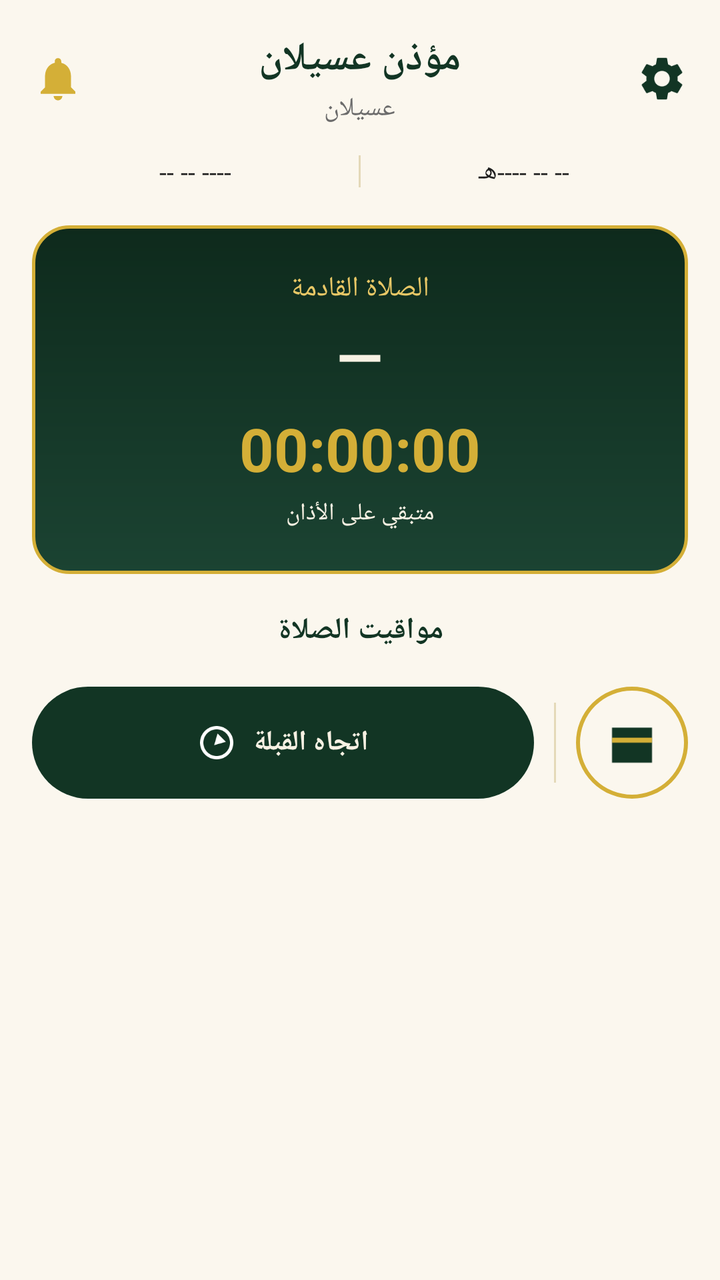
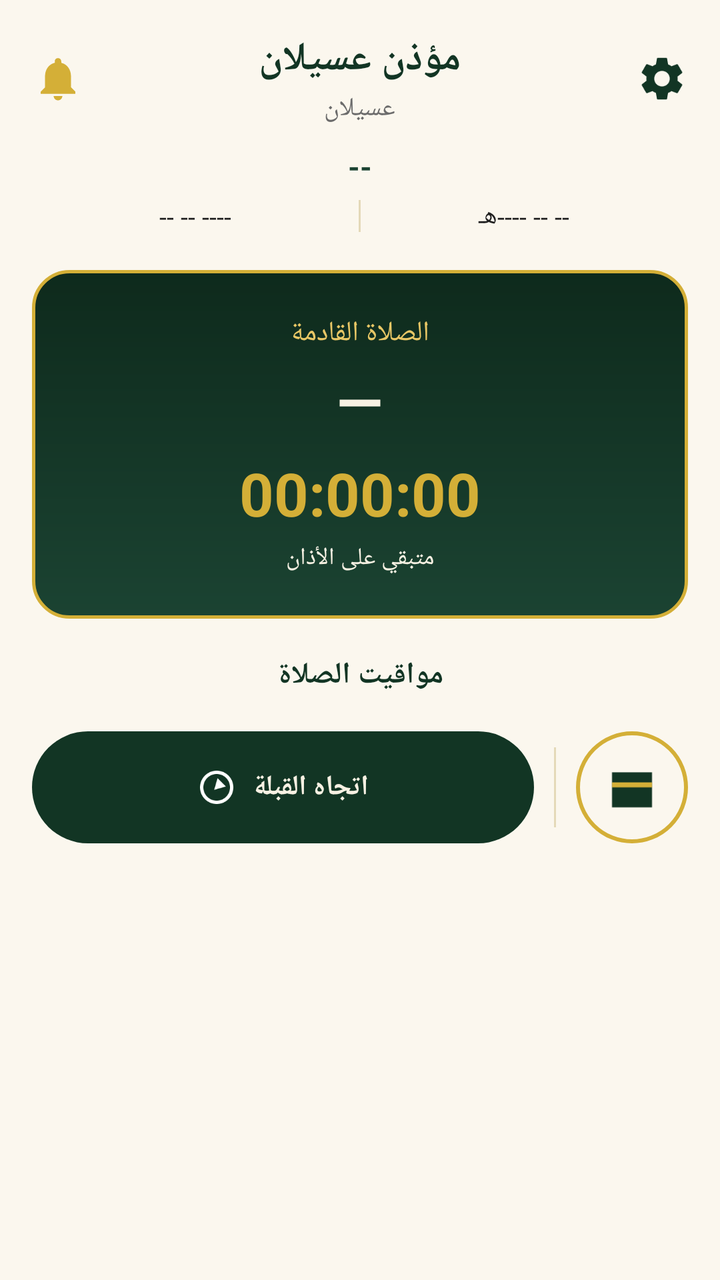

Compare the two renders of this Android layout. The source of the first and the diff that turns it into the second are given below.
<!-- AndroidManifest.xml: application theme Theme.MuazinAseelan -->
<!-- res/layout/fragment_home.xml -->
<?xml version="1.0" encoding="utf-8"?>
<ScrollView xmlns:android="http://schemas.android.com/apk/res/android"
    xmlns:app="http://schemas.android.com/apk/res-auto"
    android:layout_width="match_parent"
    android:layout_height="match_parent"
    android:background="@color/cream"
    android:fillViewport="true">

    <LinearLayout
        android:layout_width="match_parent"
        android:layout_height="wrap_content"
        android:orientation="vertical"
        android:padding="16dp">

        
        <RelativeLayout
            android:layout_width="match_parent"
            android:layout_height="wrap_content">

            <ImageView
                android:id="@+id/btn_bell"
                android:layout_width="26dp"
                android:layout_height="26dp"
                android:layout_alignParentStart="true"
                android:layout_centerVertical="true"
                android:src="@drawable/ic_bell" />

            <ImageView
                android:id="@+id/btn_settings"
                android:layout_width="26dp"
                android:layout_height="26dp"
                android:layout_alignParentEnd="true"
                android:layout_centerVertical="true"
                android:src="@drawable/ic_settings"
                app:tint="@color/olive_dark" />

            <LinearLayout
                android:layout_width="wrap_content"
                android:layout_height="wrap_content"
                android:layout_centerHorizontal="true"
                android:gravity="center"
                android:orientation="vertical">

                <TextView
                    android:layout_width="wrap_content"
                    android:layout_height="wrap_content"
                    android:text="@string/app_name"
                    android:textColor="@color/olive_dark"
                    android:textSize="20sp"
                    android:textStyle="bold" />

                <TextView
                    android:layout_width="wrap_content"
                    android:layout_height="wrap_content"
                    android:layout_marginTop="2dp"
                    android:text="@string/location_name"
                    android:textColor="@color/text_gray"
                    android:textSize="13sp" />
            </LinearLayout>

        </RelativeLayout>

        
        <LinearLayout
            android:layout_width="match_parent"
            android:layout_height="wrap_content"
            android:layout_marginTop="14dp"
            android:gravity="center"
            android:orientation="horizontal">

            <TextView
                android:id="@+id/text_gregorian_date"
                android:layout_width="0dp"
                android:layout_height="wrap_content"
                android:layout_weight="1"
                android:gravity="center"
                android:text="-- -- ----"
                android:textColor="@color/text_dark"
                android:textSize="13sp" />

            <View
                android:layout_width="1dp"
                android:layout_height="16dp"
                android:background="@color/card_stroke" />

            <TextView
                android:id="@+id/text_hijri_date"
                android:layout_width="0dp"
                android:layout_height="wrap_content"
                android:layout_weight="1"
                android:gravity="center"
                android:text="-- -- ----هـ"
                android:textColor="@color/text_dark"
                android:textSize="13sp" />
        </LinearLayout>

        
        <LinearLayout
            android:layout_width="match_parent"
            android:layout_height="wrap_content"
            android:layout_marginTop="18dp"
            android:background="@drawable/bg_next_prayer_card"
            android:gravity="center"
            android:orientation="vertical"
            android:paddingVertical="22dp">

            <TextView
                android:layout_width="wrap_content"
                android:layout_height="wrap_content"
                android:text="@string/next_prayer_title"
                android:textColor="@color/gold_light"
                android:textSize="14sp" />

            <TextView
                android:id="@+id/text_next_prayer_name"
                android:layout_width="wrap_content"
                android:layout_height="wrap_content"
                android:layout_marginTop="4dp"
                android:text="—"
                android:textColor="@color/off_white"
                android:textSize="30sp"
                android:textStyle="bold" />

            <TextView
                android:id="@+id/text_countdown"
                android:layout_width="wrap_content"
                android:layout_height="wrap_content"
                android:layout_marginTop="6dp"
                android:text="00:00:00"
                android:textColor="@color/gold"
                android:textSize="30sp"
                android:textStyle="bold" />

            <TextView
                android:layout_width="wrap_content"
                android:layout_height="wrap_content"
                android:layout_marginTop="4dp"
                android:text="@string/time_remaining"
                android:textColor="@color/off_white"
                android:textSize="12sp" />

        </LinearLayout>

        
        <TextView
            android:layout_width="wrap_content"
            android:layout_height="wrap_content"
            android:layout_gravity="center"
            android:layout_marginTop="18dp"
            android:layout_marginBottom="10dp"
            android:text="@string/prayer_times_section"
            android:textColor="@color/olive_dark"
            android:textSize="15sp"
            android:textStyle="bold" />

        <LinearLayout
            android:id="@+id/prayer_list_container"
            android:layout_width="match_parent"
            android:layout_height="wrap_content"
            android:orientation="vertical" />

        
        <LinearLayout
            android:layout_width="match_parent"
            android:layout_height="wrap_content"
            android:layout_marginTop="8dp"
            android:gravity="center_vertical"
            android:orientation="horizontal">

            <LinearLayout
                android:id="@+id/btn_qibla_shortcut"
                android:layout_width="0dp"
                android:layout_height="56dp"
                android:layout_weight="1"
                android:background="@drawable/bg_qibla_button"
                android:gravity="center"
                android:orientation="horizontal">

                <ImageView
                    android:layout_width="20dp"
                    android:layout_height="20dp"
                    android:src="@drawable/ic_qibla" />

                <TextView
                    android:layout_width="wrap_content"
                    android:layout_height="wrap_content"
                    android:layout_marginStart="8dp"
                    android:text="@string/qibla_direction"
                    android:textColor="@color/off_white"
                    android:textStyle="bold" />
            </LinearLayout>

            <View
                android:layout_width="1dp"
                android:layout_height="40dp"
                android:layout_marginHorizontal="10dp"
                android:background="@color/card_stroke" />

            <FrameLayout
                android:layout_width="56dp"
                android:layout_height="56dp"
                android:background="@drawable/bg_kaaba_circle">

                <ImageView
                    android:layout_width="30dp"
                    android:layout_height="30dp"
                    android:layout_gravity="center"
                    android:src="@drawable/ic_kaaba" />
            </FrameLayout>

        </LinearLayout>

        <View
            android:layout_width="match_parent"
            android:layout_height="24dp" />

    </LinearLayout>
</ScrollView>
<!-- resources referenced by this layout -->
<resources>
  <color name="card_stroke">#E4D9B8</color>
  <color name="cream">#FBF7EE</color>
  <color name="gold">#D4AF37</color>
  <color name="gold_light">#E8C766</color>
  <color name="off_white">#F7F1E3</color>
  <color name="olive_dark">#123524</color>
  <color name="text_dark">#1E1E1E</color>
  <color name="text_gray">#6B6B6B</color>
  <!-- drawable bg_kaaba_circle (drawable) -->
  <?xml version="1.0" encoding="utf-8"?>
  <shape xmlns:android="http://schemas.android.com/apk/res/android" android:shape="oval">
      <solid android:color="#FBF7EE"/>
      <stroke android:width="2dp" android:color="#D4AF37"/>
  </shape>
  <!-- drawable bg_next_prayer_card (drawable) -->
  <?xml version="1.0" encoding="utf-8"?>
  <shape xmlns:android="http://schemas.android.com/apk/res/android">
      <corners android:radius="18dp"/>
      <gradient android:startColor="#1B4332" android:endColor="#0E2A1C" android:angle="90"/>
      <stroke android:width="1.5dp" android:color="#D4AF37"/>
  </shape>
  <!-- drawable bg_qibla_button (drawable) -->
  <?xml version="1.0" encoding="utf-8"?>
  <shape xmlns:android="http://schemas.android.com/apk/res/android">
      <corners android:radius="28dp"/>
      <solid android:color="#123524"/>
  </shape>
  <!-- drawable ic_bell (drawable) -->
  <vector xmlns:android="http://schemas.android.com/apk/res/android"
      android:width="20dp" android:height="20dp" android:viewportWidth="24" android:viewportHeight="24">
      <path android:fillColor="#D4AF37" android:pathData="M12,22c1.1,0 2,-0.9 2,-2h-4c0,1.1 0.89,2 2,2zM18,16v-5c0,-3.07 -1.64,-5.64 -4.5,-6.32L13.5,4c0,-0.83 -0.67,-1.5 -1.5,-1.5s-1.5,0.67 -1.5,1.5v0.68C7.63,5.36 6,7.92 6,11v5l-2,2v1h16v-1l-2,-2z"/>
  </vector>
  <!-- drawable ic_kaaba (drawable) -->
  <vector xmlns:android="http://schemas.android.com/apk/res/android"
      android:width="40dp" android:height="40dp" android:viewportWidth="24" android:viewportHeight="24">
      <path android:fillColor="#123524" android:pathData="M4,6h16v14H4z"/>
      <path android:fillColor="#D4AF37" android:pathData="M4,10h16v2H4z"/>
  </vector>
  <!-- drawable ic_qibla (drawable) -->
  <vector xmlns:android="http://schemas.android.com/apk/res/android"
      android:width="24dp" android:height="24dp" android:viewportWidth="24" android:viewportHeight="24">
      <path android:fillColor="#FFFFFF" android:pathData="M12,2C6.48,2 2,6.48 2,12s4.48,10 10,10 10,-4.48 10,-10S17.52,2 12,2zM12,20c-4.41,0 -8,-3.59 -8,-8s3.59,-8 8,-8 8,3.59 8,8 -3.59,8 -8,8z"/>
      <path android:fillColor="#FFFFFF" android:pathData="M12.5,6.5l-2,7 7,-2z"/>
  </vector>
  <string name="app_name">مؤذن عسيلان</string>
  <string name="location_name">عسيلان</string>
  <string name="next_prayer_title">الصلاة القادمة</string>
  <string name="prayer_times_section">مواقيت الصلاة</string>
  <string name="qibla_direction">اتجاه القبلة</string>
  <string name="time_remaining">متبقي على الأذان</string>
  <style name="Theme.MuazinAseelan" parent="Theme.MaterialComponents.DayNight.NoActionBar">
          <item name="colorPrimary">@color/olive_dark</item>
          <item name="colorPrimaryVariant">@color/olive_deep</item>
          <item name="colorOnPrimary">@color/off_white</item>
          <item name="colorSecondary">@color/gold</item>
          <item name="colorSecondaryVariant">@color/gold_light</item>
          <item name="colorOnSecondary">@color/olive_dark</item>
          <item name="android:statusBarColor">@color/olive_dark</item>
          <item name="android:navigationBarColor">@color/olive_dark</item>
          <item name="android:windowLightStatusBar" tools:targetApi="23">false</item>
          <item name="android:windowBackground">@color/cream</item>
      </style>
  <color name="olive_deep">#0E2A1C</color>
</resources>

<!-- the commit's change to res/layout/fragment_home.xml (unified diff, before → after) -->
@@ -60,13 +60,25 @@
 
         </RelativeLayout>
 
-        
-        <LinearLayout
-            android:layout_width="match_parent"
-            android:layout_height="wrap_content"
-            android:layout_marginTop="14dp"
+       
+        <TextView
+            android:id="@+id/text_day_name"
+            android:layout_width="match_parent"
+            android:layout_height="wrap_content"
+            android:layout_marginTop="10dp"
             android:gravity="center"
-            android:orientation="horizontal">
+            android:text="--"
+            android:textColor="@color/olive_medium"
+            android:textSize="15sp"
+            android:textStyle="bold" />
+
+        
+        <LinearLayout
+            android:layout_width="match_parent"
+            android:layout_height="wrap_content"
+            android:layout_marginTop="6dp"
+            android:gravity="center"
+            android:orientation="horizontal"> 
 
             <TextView
                 android:id="@+id/text_gregorian_date"
<!-- resource entries referenced after the edit -->
@@ -6,6 +6,7 @@
   <color name="gold_light">#E8C766</color>
   <color name="off_white">#F7F1E3</color>
   <color name="olive_dark">#123524</color>
+  <color name="olive_medium">#1B4332</color>
   <color name="text_dark">#1E1E1E</color>
   <color name="text_gray">#6B6B6B</color>
   <!-- drawable bg_kaaba_circle (drawable) -->
